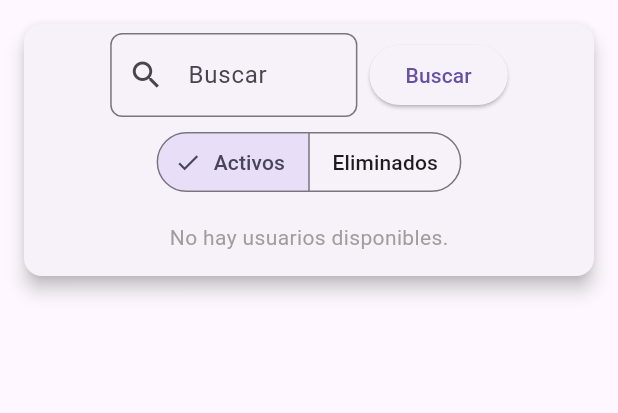
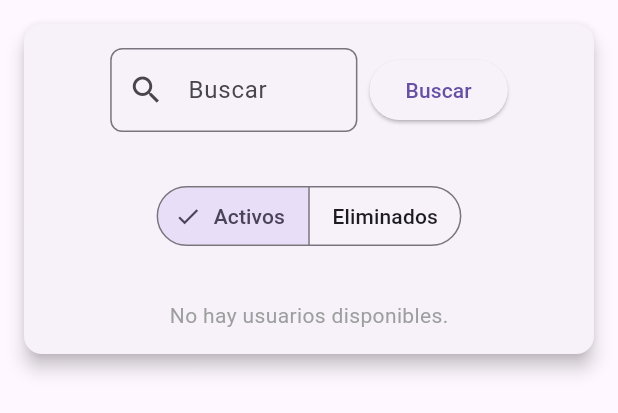
Before and after one commit to f3rn1nd1/Flutter_maho, a Flutter app: the SearchTable widget shown alone on an empty page, opened directly, on a phone screen of 412 x 824 dp. Shown: the top 413 px of the screen. Run offline on Flutter 3.47's test engine with Material 3 defaults, Android fonts, the light colour scheme and no system bars; our stand-ins replace flutter_dotenv, shared_preferences; accounts and stored records are empty; network calls fail.

Commit message:
fix modificacion de la tabla p3

```diff
--- a/lib/view/search.dart
+++ b/lib/view/search.dart
@@ -134,11 +134,11 @@ class SearchTableState extends State<SearchTable> {
           elevation: 5,
           margin: const EdgeInsets.all(16),
           child: Column(
-            mainAxisSize:
-                MainAxisSize.min, // Ajusta el tamaño del Card al contenido
+            mainAxisSize: MainAxisSize.min,
             children: [
               Padding(
-                padding: const EdgeInsets.all(6.0),
+                padding: const EdgeInsets.all(
+                    16.0), // Padding para el Row de búsqueda
                 child: Row(
                   mainAxisAlignment: MainAxisAlignment.center,
                   children: [
@@ -165,7 +165,8 @@ class SearchTableState extends State<SearchTable> {
                 ),
               ),
               Padding(
-                padding: const EdgeInsets.symmetric(horizontal: 16.0),
+                padding: const EdgeInsets.all(
+                    16.0), // Padding para el SegmentedButton
                 child: SegmentedButton<String>(
                   segments: const [
                     ButtonSegment(value: 'active', label: Text('Activos')),
```
